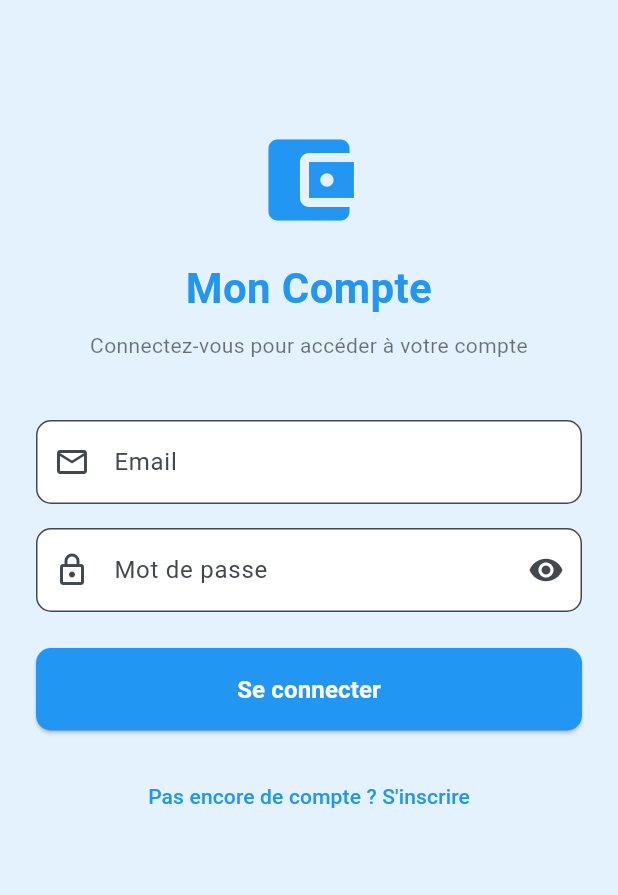
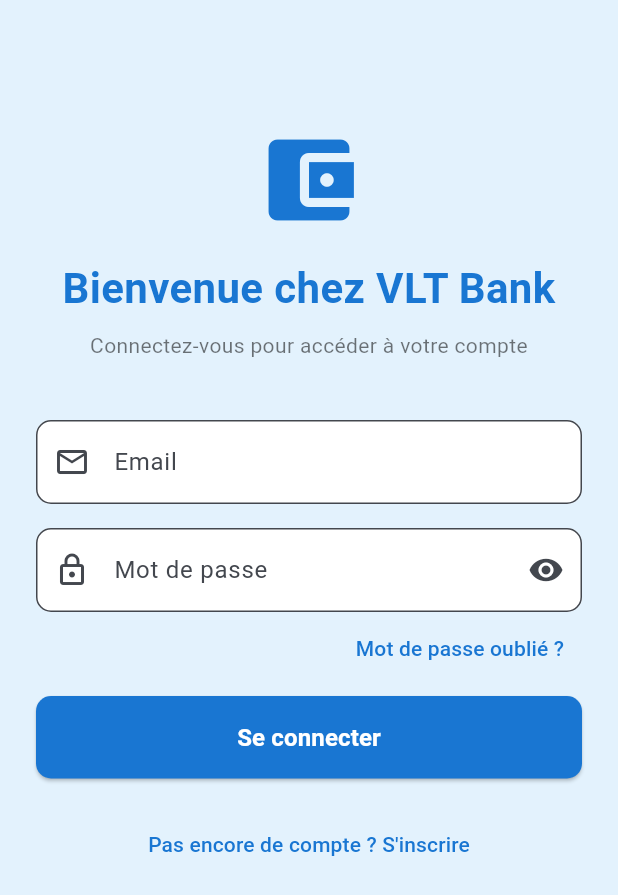
Before and after one commit to roor-killa/mobileapp-2026, a Flutter app: the screen it shows after launch, on a phone screen of 412 x 824 dp. Shown: the top 895 px of the screen. Run offline on Flutter 3.47's test engine with Material 3 defaults, Android fonts, the phone set to English and light mode, and no system bars; our stand-ins replace shared_preferences.

Commit message:
mise a jour 2

```diff
--- a/project/firstapp/lib/main.dart
+++ b/project/firstapp/lib/main.dart
@@ -2,11 +2,70 @@ import 'package:flutter/material.dart';
 import 'screens/login_screen.dart';
 import 'screens/dashboard_screen.dart';
 import 'services/auth_service.dart';
+import 'theme/app_colors.dart';
 
-void main() async {
+void main() {
   WidgetsFlutterBinding.ensureInitialized();
-  final sessionRestored = await AuthService().restaurerSession();
-  runApp(MyApp(sessionRestored: sessionRestored));
+  runApp(const AppLoader());
+}
+
+/// Gère le chargement de la session avant d'afficher l'app.
+/// StatefulWidget = le Future est créé une seule fois (évite les rebuilds).
+class AppLoader extends StatefulWidget {
+  const AppLoader({super.key});
+
+  @override
+  State<AppLoader> createState() => _AppLoaderState();
+}
+
+class _AppLoaderState extends State<AppLoader> {
+  late final Future<bool> _sessionFuture;
+
+  @override
+  void initState() {
+    super.initState();
+    _sessionFuture = AuthService().restaurerSession();
+  }
+
+  @override
+  Widget build(BuildContext context) {
+    return FutureBuilder<bool>(
+      future: _sessionFuture,
+      builder: (context, snapshot) {
+        // Erreur inattendue → page de connexion par sécurité
+        if (snapshot.hasError) {
+          return MyApp(sessionRestored: false);
+        }
+
+        // Pendant le chargement : écran de démarrage
+        if (snapshot.connectionState == ConnectionState.waiting) {
+          return MaterialApp(
+            debugShowCheckedModeBanner: false,
+            theme: ThemeData(
+              colorScheme: ColorScheme.fromSeed(seedColor: AppColors.primary),
+              useMaterial3: true,
+            ),
+            home: const Scaffold(
+              backgroundColor: AppColors.primaryLight,
+              body: Center(
+                child: Column(
+                  mainAxisSize: MainAxisSize.min,
+                  children: [
+                    Icon(Icons.account_balance_wallet,
+                        size: 64, color: AppColors.primary),
+                    SizedBox(height: 24),
+                    CircularProgressIndicator(color: AppColors.primary),
+                  ],
+                ),
+              ),
+            ),
+          );
+        }
+
+        return MyApp(sessionRestored: snapshot.data ?? false);
+      },
+    );
+  }
 }
 
 class MyApp extends StatelessWidget {
@@ -17,10 +76,10 @@ class MyApp extends StatelessWidget {
   @override
   Widget build(BuildContext context) {
     return MaterialApp(
-      title: 'Mon Compte',
+      title: 'VLT Bank',
       debugShowCheckedModeBanner: false,
       theme: ThemeData(
-        colorScheme: ColorScheme.fromSeed(seedColor: Colors.blue),
+        colorScheme: ColorScheme.fromSeed(seedColor: AppColors.primary),
         useMaterial3: true,
       ),
       home: sessionRestored ? const DashboardScreen() : const LoginScreen(),
--- a/project/firstapp/lib/screens/home_tab.dart
+++ b/project/firstapp/lib/screens/home_tab.dart
@@ -2,6 +2,7 @@ import 'package:flutter/material.dart';
 import '../models/transaction_model.dart';
 import '../services/auth_service.dart';
 import '../services/database_service.dart';
+import '../theme/app_colors.dart';
 
 class HomeTab extends StatefulWidget {
   final VoidCallback? onGoToTransfer;
@@ -78,7 +79,7 @@ class _HomeTabState extends State<HomeTab> {
     return Container(
       decoration: const BoxDecoration(
         gradient: LinearGradient(
-          colors: [Color(0xFF1565C0), Color(0xFF42A5F5)],
+          colors: [AppColors.gradientStart, AppColors.gradientEnd],
           begin: Alignment.topLeft,
           end: Alignment.bottomRight,
         ),
@@ -138,7 +139,7 @@ class _HomeTabState extends State<HomeTab> {
               child: _buildActionButton(
                 icon: Icons.send,
                 label: 'Virement',
-                color: Colors.blue,
+                color: AppColors.primary,
                 onTap: widget.onGoToTransfer,
               ),
             ),
--- a/project/firstapp/lib/screens/login_screen.dart
+++ b/project/firstapp/lib/screens/login_screen.dart
@@ -1,7 +1,9 @@
 import 'package:flutter/material.dart';
 import '../services/auth_service.dart';
+import '../theme/app_colors.dart';
 import 'dashboard_screen.dart';
 import 'register_screen.dart';
+import 'forgot_password_screen.dart';
 
 class LoginScreen extends StatefulWidget {
   const LoginScreen({super.key});
@@ -53,7 +55,7 @@ class _LoginScreenState extends State<LoginScreen> {
   @override
   Widget build(BuildContext context) {
     return Scaffold(
-      backgroundColor: Colors.blue.shade50,
+      backgroundColor: AppColors.primaryLight,
       body: SafeArea(
         child: SingleChildScrollView(
           padding: const EdgeInsets.all(24.0),
@@ -62,15 +64,15 @@ class _LoginScreenState extends State<LoginScreen> {
             children: [
               const SizedBox(height: 60),
 
-              const Icon(Icons.account_balance_wallet, size: 72, color: Colors.blue),
+              const Icon(Icons.account_balance_wallet, size: 72, color: AppColors.primary),
               const SizedBox(height: 16),
               const Text(
-                'Mon Compte',
+                'Bienvenue chez VLT Bank',
                 textAlign: TextAlign.center,
                 style: TextStyle(
                   fontSize: 28,
                   fontWeight: FontWeight.bold,
-                  color: Colors.blue,
+                  color: AppColors.primary,
                 ),
               ),
               const SizedBox(height: 8),
@@ -113,12 +115,26 @@ class _LoginScreenState extends State<LoginScreen> {
                 onSubmitted: (_) => _connecter(),
               ),
 
-              const SizedBox(height: 24),
+              Align(
+                alignment: Alignment.centerRight,
+                child: TextButton(
+                  onPressed: () => Navigator.push(
+                    context,
+                    MaterialPageRoute(builder: (_) => const ForgotPasswordScreen()),
+                  ),
+                  child: const Text(
+                    'Mot de passe oublié ?',
+                    style: TextStyle(color: AppColors.primary),
+                  ),
+                ),
+              ),
+
+              const SizedBox(height: 8),
 
               ElevatedButton(
                 onPressed: _isLoading ? null : _connecter,
                 style: ElevatedButton.styleFrom(
-                  backgroundColor: Colors.blue,
+                  backgroundColor: AppColors.primary,
                   padding: const EdgeInsets.symmetric(vertical: 16),
                   shape: RoundedRectangleBorder(borderRadius: BorderRadius.circular(10)),
                 ),
@@ -143,7 +159,7 @@ class _LoginScreenState extends State<LoginScreen> {
                 ),
                 child: const Text(
                   "Pas encore de compte ? S'inscrire",
-                  style: TextStyle(color: Colors.blue),
+                  style: TextStyle(color: AppColors.primary),
                 ),
               ),
             ],
--- a/project/firstapp/lib/services/auth_service.dart
+++ b/project/firstapp/lib/services/auth_service.dart
@@ -64,6 +64,9 @@ class AuthService {
     return _utilisateurConnecte?.motDePasse == _hasher(mdp);
   }
 
+  /// Exposé pour la réinitialisation de mot de passe sans session active.
+  static String hasherMotDePasse(String mdp) => _hasher(mdp);
+
   Future<void> _sauvegarderSession(int userId) async {
     final prefs = await SharedPreferences.getInstance();
     await prefs.setInt(_keySessionUserId, userId);
--- /dev/null
+++ b/project/firstapp/lib/theme/app_colors.dart
@@ -0,0 +1,33 @@
+import 'package:flutter/material.dart';
+
+/// Toutes les couleurs de l'application centralisées ici.
+/// Pour changer le thème, modifiez uniquement ce fichier.
+class AppColors {
+  AppColors._();
+
+  // ── Couleur principale ──────────────────────────────────────────────────────
+  static const Color primary        = Color(0xFF1976D2); // bleu principal
+  static const Color primaryLight   = Color(0xFFE3F2FD); // fond très clair
+  static const Color primaryMedium  = Color(0xFF42A5F5); // bleu moyen
+
+  // ── Dégradé de l'écran d'accueil ───────────────────────────────────────────
+  static const Color gradientStart  = Color(0xFF1565C0); // bleu foncé (gauche)
+  static const Color gradientEnd    = Color(0xFF42A5F5); // bleu clair (droite)
+
+  // ── Couleurs sémantiques (ne pas changer) ──────────────────────────────────
+  static const Color success        = Color(0xFF43A047); // vert succès
+  static const Color successLight   = Color(0xFFE8F5E9);
+  static const Color error          = Color(0xFFE53935); // rouge erreur
+  static const Color errorLight     = Color(0xFFFFEBEE);
+  static const Color warning        = Color(0xFFF57C00); // orange avertissement
+  static const Color warningLight   = Color(0xFFFFF3E0);
+
+  // ── Textes ─────────────────────────────────────────────────────────────────
+  static const Color textPrimary    = Color(0xFF212121);
+  static const Color textSecondary  = Color(0xFF757575);
+  static const Color textHint       = Color(0xFFBDBDBD);
+
+  // ── Fonds ──────────────────────────────────────────────────────────────────
+  static const Color background     = Color(0xFFF5F5F5);
+  static const Color cardBackground = Colors.white;
+}
```
Also changed, not shown: project/firstapp/lib/screens/dashboard_screen.dart (+4 -3 lines), project/firstapp/lib/screens/forgot_password_screen.dart (added, +320 -0 lines), project/firstapp/lib/screens/profile_screen.dart (+9 -8 lines), project/firstapp/lib/screens/register_screen.dart (+5 -4 lines), project/firstapp/lib/screens/releve_compte_screen.dart (+8 -7 lines), project/firstapp/lib/screens/transfer_screen.dart (+7 -6 lines).
